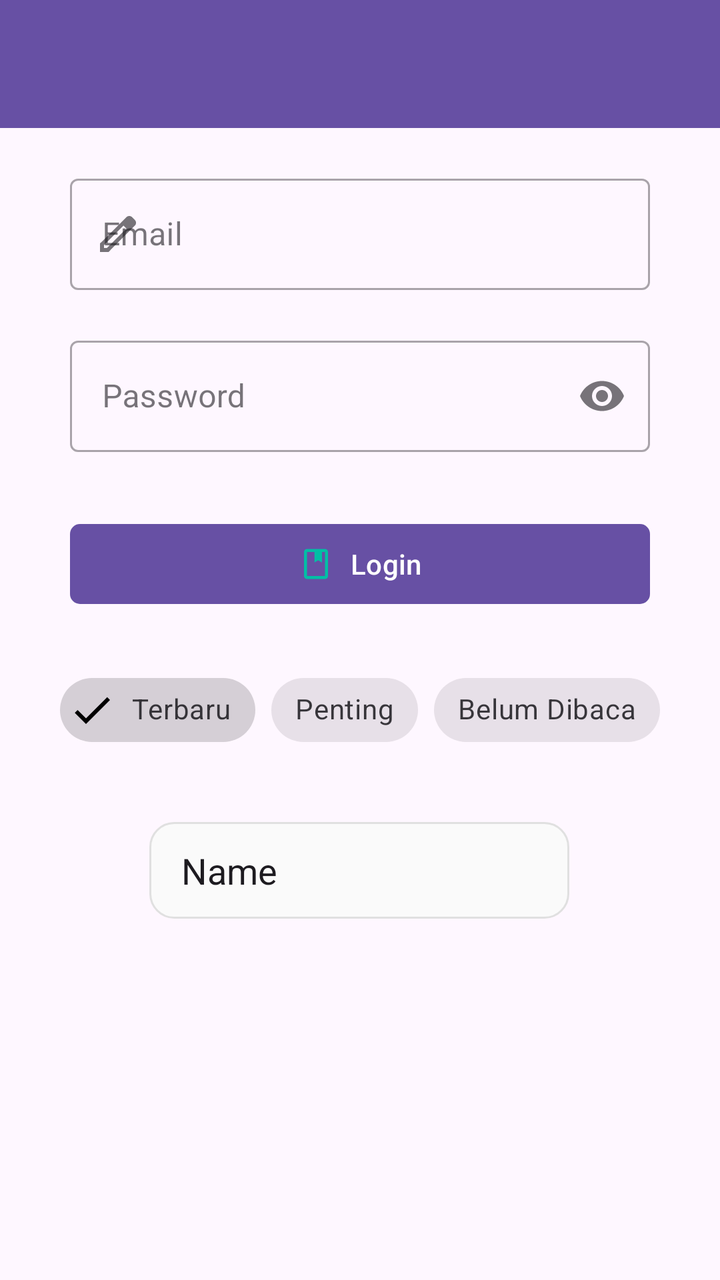
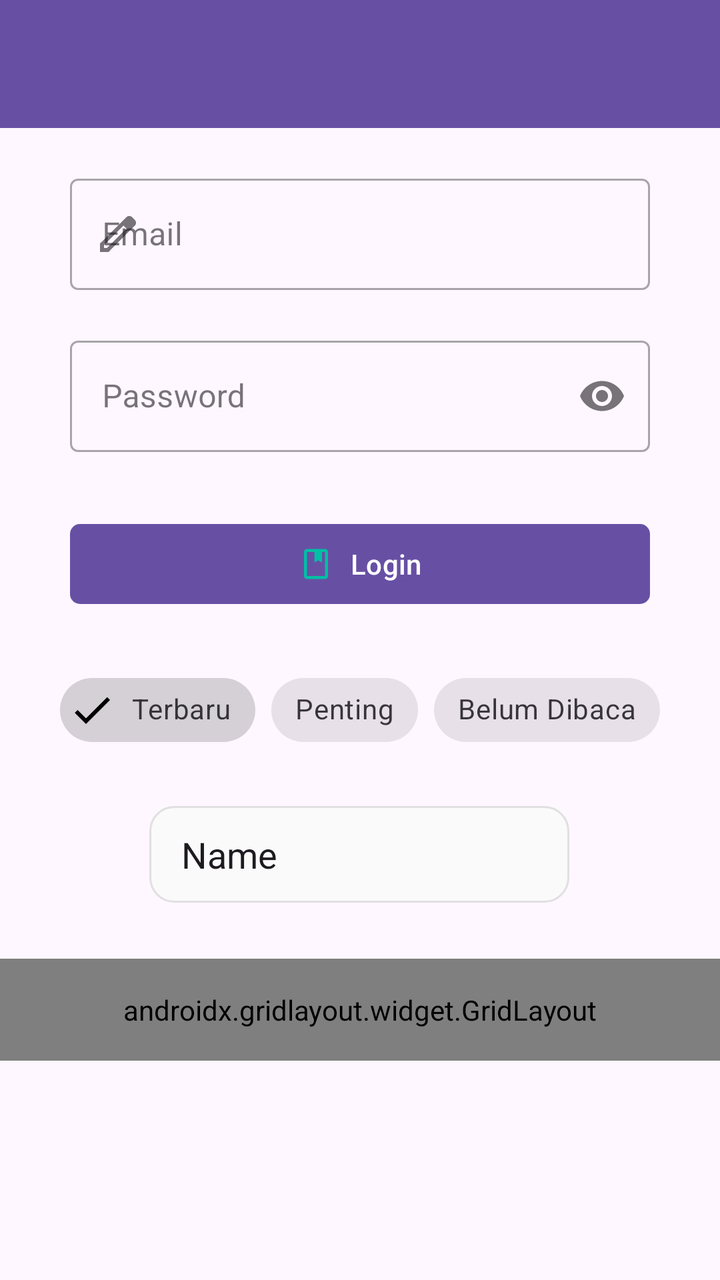

An Android layout rendered at two revisions. The XML below is the earlier revision; the diff shows what the commit changed to produce the second picture.
<!-- AndroidManifest.xml: application theme Theme.SonicApps -->
<!-- res/layout/activity_ninth.xml -->
<?xml version="1.0" encoding="utf-8"?>
<androidx.constraintlayout.widget.ConstraintLayout xmlns:android="http://schemas.android.com/apk/res/android"
    xmlns:app="http://schemas.android.com/apk/res-auto"
    xmlns:tools="http://schemas.android.com/tools"
    android:id="@+id/main"
    android:layout_width="match_parent"
    android:layout_height="match_parent"

    tools:context=".Home.pertemuan_9.NinthActivity">

    <com.google.android.material.appbar.AppBarLayout
        android:id="@+id/appBarLayout"
        style="@style/ThemeOverlay.AppCompat.Dark.ActionBar"
        android:layout_width="match_parent"
        android:layout_height="wrap_content"
        app:layout_constraintEnd_toEndOf="parent"
        app:layout_constraintStart_toStartOf="parent"
        app:layout_constraintTop_toTopOf="parent">

        <androidx.appcompat.widget.Toolbar
            android:id="@+id/toolbar"
            android:layout_width="match_parent"
            android:layout_height="?attr/actionBarSize"
            android:background="?attr/colorPrimary"
            app:layout_constraintEnd_toEndOf="parent"
            app:layout_constraintStart_toStartOf="parent"
            app:layout_constraintTop_toTopOf="parent"
            app:layout_scrollFlags="scroll|snap"
            app:subtitleTextColor="@android:color/white"
            app:titleTextColor="@android:color/white" />
    </com.google.android.material.appbar.AppBarLayout>

    <com.google.android.material.textfield.TextInputLayout
        android:id="@+id/textInputLayout"
        style="@style/Widget.MaterialComponents.TextInputLayout.OutlinedBox"
        android:layout_width="match_parent"
        android:layout_height="wrap_content"
        android:layout_marginHorizontal="35dp"
        android:layout_marginTop="20dp"

        android:hint="Email"
        app:layout_constraintEnd_toEndOf="parent"
        app:layout_constraintStart_toStartOf="parent"
        app:layout_constraintTop_toBottomOf="@+id/appBarLayout"
        app:startIconDrawable="@drawable/ic_edit">

        <com.google.android.material.textfield.TextInputEditText
            android:id="@+id/etEmail"
            android:layout_width="match_parent"
            android:layout_height="wrap_content"
            android:inputType="textEmailAddress" />
    </com.google.android.material.textfield.TextInputLayout>

    <com.google.android.material.textfield.TextInputLayout
        android:id="@+id/passwordInputLayout"
        style="@style/Widget.MaterialComponents.TextInputLayout.OutlinedBox"
        android:layout_width="match_parent"
        android:layout_height="wrap_content"
        android:layout_marginHorizontal="35dp"
        android:layout_marginTop="20dp"
        android:hint="Password"
        app:layout_constraintEnd_toEndOf="parent"
        app:layout_constraintStart_toStartOf="parent"
        app:layout_constraintTop_toBottomOf="@+id/textInputLayout"
        app:endIconMode="password_toggle">

        <com.google.android.material.textfield.TextInputEditText
            android:id="@+id/etPassword"
            android:layout_width="match_parent"
            android:layout_height="wrap_content"
            android:inputType="textPassword" />
    </com.google.android.material.textfield.TextInputLayout>


    <com.google.android.material.button.MaterialButton
        android:id="@+id/btnLogin"
        android:layout_width="match_parent"
        android:layout_height="wrap_content"
        android:layout_marginHorizontal="35dp"
        android:layout_marginTop="32dp"
        android:text="Login"
        app:icon="@drawable/ic_login"
        app:cornerRadius="5dp"
        app:iconTint="@color/bg"
        app:iconGravity="textStart"
        app:rippleColor="@color/black"
        app:layout_constraintEnd_toEndOf="parent"
        app:layout_constraintStart_toStartOf="parent"
        app:layout_constraintTop_toBottomOf="@+id/passwordInputLayout" />

    <com.google.android.material.chip.ChipGroup
        android:id="@+id/chipGroupFilter"
        android:layout_width="wrap_content"
        android:layout_height="wrap_content"
        android:layout_marginTop="25dp"
        app:layout_constraintEnd_toEndOf="parent"
        app:layout_constraintStart_toStartOf="parent"
        app:layout_constraintTop_toBottomOf="@+id/btnLogin"
        app:singleSelection="false">

        <com.google.android.material.chip.Chip
            android:id="@+id/chipTerbaru"
            style="@style/Widget.MaterialComponents.Chip.Filter"
            android:layout_width="wrap_content"
            android:layout_height="wrap_content"
            android:checked="true"
            android:text="Terbaru" />

        <com.google.android.material.chip.Chip
            android:id="@+id/chipPenting"
            style="@style/Widget.MaterialComponents.Chip.Filter"
            android:layout_width="wrap_content"
            android:layout_height="wrap_content"
            android:text="Penting" />

        <com.google.android.material.chip.Chip
            android:id="@+id/chipBelumDibaca"
            style="@style/Widget.MaterialComponents.Chip.Filter"
            android:layout_width="wrap_content"
            android:layout_height="wrap_content"
            android:text="Belum Dibaca" />

    </com.google.android.material.chip.ChipGroup>

    <EditText
        android:id="@+id/editTextText"
        android:layout_width="wrap_content"
        android:layout_height="wrap_content"
        android:layout_marginTop="32dp"
        android:ems="10"
        android:background="@drawable/edit_text_background"
        android:inputType="text"
        android:text="Name"
        app:layout_constraintEnd_toEndOf="parent"
        app:layout_constraintHorizontal_bias="0.497"
        app:layout_constraintStart_toStartOf="parent"
        app:layout_constraintTop_toBottomOf="@+id/chipGroupFilter" />


</androidx.constraintlayout.widget.ConstraintLayout>
<!-- resources referenced by this layout -->
<resources>
  <color name="bg">#00BFA5</color>
  <color name="black">#FF000000</color>
  <!-- drawable edit_text_background (drawable) -->
  <?xml version="1.0" encoding="utf-8"?>
  <selector xmlns:android="http://schemas.android.com/apk/res/android">
  
      <item android:state_focused="true">
          <shape android:shape="rectangle">
              <solid android:color="#FFFFFF" />
              <stroke android:width="2dp" android:color="#2962FF" />
              <corners android:radius="12dp" />
              <padding android:left="16dp" android:top="12dp" android:right="16dp" android:bottom="12dp" />
          </shape>
      </item>
  
      <item>
          <shape android:shape="rectangle">
              <solid android:color="#FAFAFA" />
              <stroke android:width="1dp" android:color="#E0E0E0" />
              <corners android:radius="12dp" />
              <padding android:left="16dp" android:top="12dp" android:right="16dp" android:bottom="12dp" />
          </shape>
      </item>
  
  </selector>
  <!-- drawable ic_edit (drawable) -->
  <vector xmlns:android="http://schemas.android.com/apk/res/android" android:height="24dp" android:tint="#000000" android:viewportHeight="960" android:viewportWidth="960" android:width="24dp">
        
      <path android:fillColor="@android:color/white" android:pathData="M200,760L257,760L648,369L591,312L200,703L200,760ZM120,840L120,670L648,143Q660,132 674.5,126Q689,120 705,120Q721,120 736,126Q751,132 762,144L817,200Q829,211 834.5,226Q840,241 840,256Q840,272 834.5,286.5Q829,301 817,313L290,840L120,840ZM760,256L760,256L704,200L704,200L760,256ZM619,341L591,312L591,312L648,369L648,369L619,341Z"/>
      
  </vector>
  <!-- drawable ic_login (drawable) -->
  <vector xmlns:android="http://schemas.android.com/apk/res/android" android:height="24dp" android:tint="#000000" android:viewportHeight="960" android:viewportWidth="960" android:width="24dp">
        
      <path android:fillColor="@android:color/white" android:pathData="M240,880Q207,880 183.5,856.5Q160,833 160,800L160,160Q160,127 183.5,103.5Q207,80 240,80L720,80Q753,80 776.5,103.5Q800,127 800,160L800,800Q800,833 776.5,856.5Q753,880 720,880L240,880ZM240,800L720,800Q720,800 720,800Q720,800 720,800L720,160Q720,160 720,160Q720,160 720,160L640,160L640,440L540,380L440,440L440,160L240,160Q240,160 240,160Q240,160 240,160L240,800Q240,800 240,800Q240,800 240,800ZM240,800Q240,800 240,800Q240,800 240,800L240,160Q240,160 240,160Q240,160 240,160L240,160Q240,160 240,160Q240,160 240,160L240,800Q240,800 240,800Q240,800 240,800ZM440,440L540,380L640,440L640,440L540,380L440,440Z"/>
      
  </vector>
  <style name="Theme.SonicApps" parent="Base.Theme.SonicApps" />
  <style name="Base.Theme.SonicApps" parent="Theme.Material3.DayNight.NoActionBar">
          
          
      </style>
</resources>

<!-- the commit's change to res/layout/activity_ninth.xml (unified diff, before → after) -->
@@ -126,9 +126,9 @@
         android:id="@+id/editTextText"
         android:layout_width="wrap_content"
         android:layout_height="wrap_content"
-        android:layout_marginTop="32dp"
+        android:layout_marginTop="24dp"
+        android:background="@drawable/edit_text_background"
         android:ems="10"
-        android:background="@drawable/edit_text_background"
         android:inputType="text"
         android:text="Name"
         app:layout_constraintEnd_toEndOf="parent"
@@ -136,5 +136,48 @@
         app:layout_constraintStart_toStartOf="parent"
         app:layout_constraintTop_toBottomOf="@+id/chipGroupFilter" />
 
+    <androidx.gridlayout.widget.GridLayout
+        android:layout_width="match_parent"
+        android:layout_height="wrap_content"
+        android:layout_marginTop="28dp"
+        android:padding="16dp"
+        app:columnCount="3"
+        app:layout_constraintEnd_toEndOf="parent"
+        app:layout_constraintStart_toStartOf="parent"
+        app:layout_constraintTop_toBottomOf="@+id/editTextText"
+        app:useDefaultMargins="true">
+
+        <com.google.android.material.button.MaterialButton
+            android:text="Menu 1"
+            app:layout_columnWeight="1"
+            app:layout_gravity="fill_horizontal" />
+
+        <com.google.android.material.button.MaterialButton
+            android:text="Menu 2"
+            app:layout_columnWeight="1"
+            app:layout_gravity="fill_horizontal" />
+
+        <com.google.android.material.button.MaterialButton
+            android:text="Menu 3"
+            app:layout_columnWeight="1"
+            app:layout_gravity="fill_horizontal" />
+
+        <com.google.android.material.button.MaterialButton
+            android:text="Menu 4"
+            app:layout_columnWeight="1"
+            app:layout_gravity="fill_horizontal" />
+
+        <com.google.android.material.button.MaterialButton
+            android:text="Menu 5"
+            app:layout_columnWeight="1"
+            app:layout_gravity="fill_horizontal" />
+
+        <com.google.android.material.button.MaterialButton
+            android:text="Menu 6"
+            app:layout_columnWeight="1"
+            app:layout_gravity="fill_horizontal" />
+
+    </androidx.gridlayout.widget.GridLayout>
+
 
 </androidx.constraintlayout.widget.ConstraintLayout>
